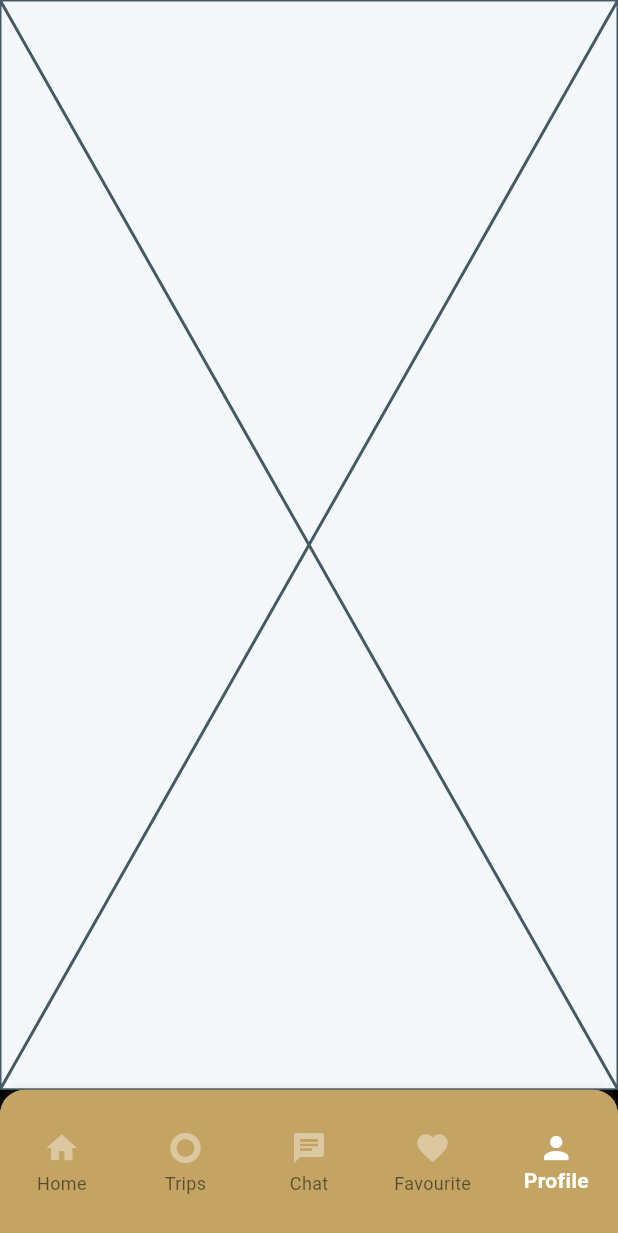
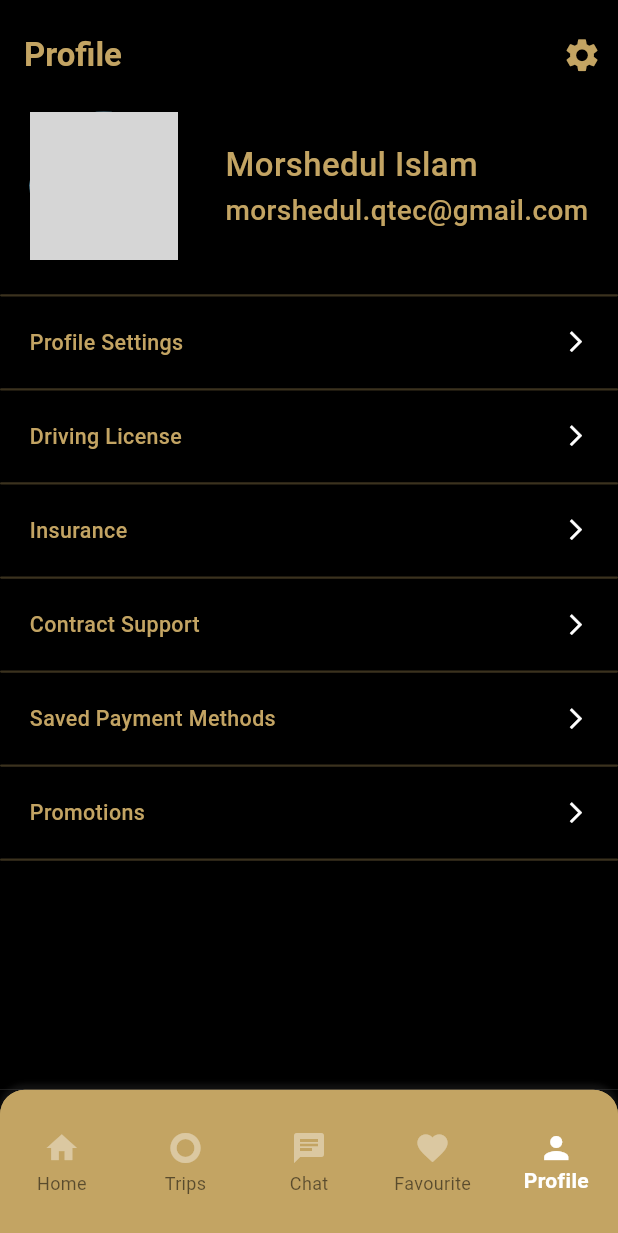
Before and after one commit to MunzurulAzam/parttime, a Flutter app: the screen it shows after launch, item 5 of the bottom bar chosen, on a phone screen of 412 x 824 dp. Shown: the top 1233 px of the screen. Run offline on Flutter 3.47's test engine with Material 3 defaults, Android fonts, the phone set to English and light mode, and no system bars; drawn by our look-alikes of auto_size_text; our stand-ins replace cached_network_image, flutter_riverpod, flutter_screenutil, flutter_svg, shared_preferences; generated files the repository leaves out were written again; network calls fail; Roboto replaces fonts that are missing (Poppins); key blocks and very long unbroken strings in the code were emptied for the run; grey boxes are pictures that could not be loaded.

Commit message:
profile_screen

```diff
--- a/lib/presentations/screens/profile/profile_screen.dart
+++ b/lib/presentations/screens/profile/profile_screen.dart
@@ -1,4 +1,9 @@
+import 'package:auto_size_text/auto_size_text.dart';
 import 'package:flutter/material.dart';
+import 'package:flutter_screenutil/flutter_screenutil.dart';
+import 'package:hotel_management/core/constants/colors/app_colors.dart';
+import 'package:hotel_management/presentations/widgets/custom_divider_bar.dart';
+import 'package:hotel_management/presentations/widgets/profile_photo.dart';
 
 class ProfileScreen extends StatefulWidget {
   const ProfileScreen({super.key});
@@ -10,6 +15,146 @@ class ProfileScreen extends StatefulWidget {
 class _ProfileScreenState extends State<ProfileScreen> {
   @override
   Widget build(BuildContext context) {
-    return const Placeholder();
+    return Scaffold(
+      backgroundColor: Colors.black,
+      appBar: AppBar(
+          backgroundColor: Colors.black,
+          title: AutoSizeText(
+            'Profile',
+            style: TextStyle(fontSize: 20.sp, color: AppColors.kPrimaryColor),
+          ),
+          actions: [
+            IconButton(
+              icon: const Icon(
+                Icons.settings,
+                color: AppColors.kPrimaryColor,
+              ),
+              onPressed: () {},
+            ),
+          ]),
+      body: Column(
+        children: [
+          Padding(
+            padding: EdgeInsets.symmetric(horizontal: 18.w),
+            child: Row(
+              mainAxisAlignment: MainAxisAlignment.spaceBetween,
+              children: [
+                ProfilePhoto(
+                  cornerRadius: 50.r,
+                  totalWidth: 90.w,
+                  color: AppColors.dark10,
+                  image: const NetworkImage(
+                    'https://i.pinimg.com/736x/c0/74/9b/c0749b7cc401421662ae901ec8f9f660.jpg',
+                  ),
+                ),
+                Column(
+                  crossAxisAlignment: CrossAxisAlignment.start,
+                  children: [
+                    AutoSizeText(
+                      'Morshedul Islam',
+                      style: TextStyle(fontSize: 20.sp, color: AppColors.kPrimaryColor),
+                      overflow: TextOverflow.ellipsis,
+                      maxLines: 1,
+                    ),
+                    1.verticalSpace,
+                    AutoSizeText(
+                      'morshedul.qtec@gmail.com',
+                      style: TextStyle(fontSize: 17.sp, color: AppColors.kPrimaryColor),
+                      overflow: TextOverflow.ellipsis,
+                      maxLines: 1,
+                    ),
+                  ],
+                ),
+              ],
+            ),
+          ),
+          20.verticalSpace,
+          CustomDividedBar(
+            color: AppColors.kPrimaryColor.withOpacity(0.3),
+          ),
+          Padding(
+            padding: EdgeInsets.symmetric(horizontal: 18.w),
+            child: const ProfileContents(
+              title: 'Profile Settings',
+            ),
+          ),
+          CustomDividedBar(
+            color: AppColors.kPrimaryColor.withOpacity(0.3),
+          ),
+          Padding(
+            padding: EdgeInsets.symmetric(horizontal: 18.w),
+            child: const ProfileContents(
+              title: 'Driving License',
+            ),
+          ),
+          CustomDividedBar(
+            color: AppColors.kPrimaryColor.withOpacity(0.3),
+          ),
+          Padding(
+            padding: EdgeInsets.symmetric(horizontal: 18.w),
+            child: const ProfileContents(
+              title: 'Insurance',
+            ),
+          ),
+          CustomDividedBar(
+            color: AppColors.kPrimaryColor.withOpacity(0.3),
+          ),
+          Padding(
+            padding: EdgeInsets.symmetric(horizontal: 18.w),
+            child: const ProfileContents(
+              title: 'Contract Support',
+            ),
+          ),
+          CustomDividedBar(
+            color: AppColors.kPrimaryColor.withOpacity(0.3),
+          ),
+          Padding(
+            padding: EdgeInsets.symmetric(horizontal: 18.w),
+            child: const ProfileContents(
+              title: 'Saved Payment Methods',
+            ),
+          ),
+          CustomDividedBar(
+            color: AppColors.kPrimaryColor.withOpacity(0.3),
+          ),
+          Padding(
+            padding: EdgeInsets.symmetric(horizontal: 18.w),
+            child: const ProfileContents(
+              title: 'Promotions',
+            ),
+          ),
+          CustomDividedBar(
+            color: AppColors.kPrimaryColor.withOpacity(0.3),
+          ),
+        ],
+      ),
+    );
   }
 }
+
+class ProfileContents extends StatelessWidget {
+  const ProfileContents({super.key, this.title});
+
+  final String? title;
+
+  @override
+  Widget build(BuildContext context) {
+    return Padding(
+      padding: EdgeInsets.symmetric(vertical: 18.h),
+      child: Row(
+        mainAxisAlignment: MainAxisAlignment.spaceBetween,
+        children: [
+          AutoSizeText(
+            title ?? '',
+            style: TextStyle(fontSize: 13.sp, color: AppColors.kPrimaryColor),
+          ),
+          Icon(
+            Icons.arrow_forward_ios,
+            color: AppColors.kWhiteColor,
+            size: 15.r,
+          ),
+        ],
+      ),
+    );
+  }
+}
--- /dev/null
+++ b/lib/presentations/widgets/custom_divider_bar.dart
@@ -0,0 +1,28 @@
+import 'package:flutter/material.dart';
+
+class CustomDividedBar extends StatelessWidget {
+  final EdgeInsetsGeometry? margin;
+  final Axis direction;
+  final double? size;
+  final Color? color;
+  const CustomDividedBar({
+    super.key,
+    this.margin,
+    this.direction = Axis.horizontal,
+    this.size,
+    this.color,
+  });
+
+  @override
+  Widget build(BuildContext context) {
+    return Container(
+      margin: margin,
+      width: direction == Axis.vertical ? 24 / 16 : size,
+      height: direction == Axis.horizontal ? 24 / 16 : size,
+      decoration: BoxDecoration(
+        color: color ?? Theme.of(context).colorScheme.onPrimaryContainer.withOpacity(0.5),
+        borderRadius: BorderRadius.circular(24 / 2),
+      ),
+    );
+  }
+}
--- /dev/null
+++ b/lib/presentations/widgets/profile_photo.dart
@@ -0,0 +1,232 @@
+import 'package:flutter/material.dart';
+
+class ProfilePhoto extends StatelessWidget {
+  /// Sets the total width and height of the widget.
+  final double totalWidth;
+
+  /// Sets the width of the outer edge of the ProfilePhoto. Default is 0. (inset from totalWidth).
+  final double outlineWidth;
+
+  /// Sets the radius of ProfilePhoto. Defualt is 10. (for a circle set equal to totalWidth).
+  final double cornerRadius;
+
+  /// Sets the color of the outer edge. If outlineWidth == 0, this doesn't do anything.
+  final Color outlineColor;
+
+  /// Sets the main color to show if there is no image.
+  final Color color;
+
+  /// onTap callback.
+  final VoidCallback? onTap;
+
+  /// onLongPress callback.
+  final VoidCallback? onLongPress;
+
+  /// users name, which can be showed or not in various ways using nameDisplayOptions.
+  final String name;
+
+  /// Font to use if a name is visible.
+  final String? fontFamily;
+
+  /// Font color to use if a name is visible.
+  final Color? fontColor;
+
+  /// Sets various ways a name can be shown. Defualt is initials.
+  final NameDisplayOptions? nameDisplayOption;
+
+  /// Sets the font weight of the name if visible.
+  final FontWeight? fontWeight;
+
+  /// Sets spacing (top, right, bottom & left) around name if its visible. Defualt is 10.
+  final int textPadding;
+
+  /// Image to be displayed.
+  final ImageProvider? image;
+
+  /// Bool to set if the name should be visible. By default, true if there is no image, false if there is an image set.
+  final bool? showName;
+
+  /// Image to be shown as a badge in the corner of the ProfilePhoto.
+  final ImageProvider? badgeImage;
+
+  /// Size of the badge. Default is 0.
+  final double badgeSize;
+
+  /// Alignment of the badge. Default is bottom right.
+  final Alignment badgeAlignment;
+   final Image? networkImageWithErrorBuilder;
+
+  const ProfilePhoto({
+    required this.totalWidth,
+    required this.color,
+    this.outlineWidth = 0,
+    this.cornerRadius = 10,
+    this.outlineColor = Colors.lightBlue,
+    this.onTap,
+    this.onLongPress,
+    this.name = '',
+    this.nameDisplayOption = NameDisplayOptions.initials,
+    this.fontColor,
+    this.fontFamily,
+    this.fontWeight,
+    this.textPadding = 10,
+    this.image,
+    this.showName,
+    this.badgeAlignment = Alignment.bottomRight,
+    this.badgeImage,
+    this.badgeSize = 0,
+    this.networkImageWithErrorBuilder,
+    Key? key,
+  }) : super(key: key);
+
+  @override
+  Widget build(BuildContext context) {
+    String initials = '';
+    String firstName = '';
+    String lastName = '';
+    String textToShow = '';
+    bool showText = true;
+    String name1 = name;
+
+    if (name1 != '') {
+      if (name1.trim().contains(' ')) {
+        name1 = name.trim();
+        firstName = name.substring(0, name.indexOf(' '));
+        lastName = name.substring(name.indexOf(' ') + 1, name.length);
+        initials =
+        '${name.substring(0, 1)}${name.substring(name.indexOf(' ') + 1, name.indexOf(' ') + 2)}';
+      } else {
+        firstName = name;
+        lastName = name;
+        initials = name.substring(0, 1);
+      }
+    } else {
+      initials = ' ';
+    }
+
+    switch (nameDisplayOption) {
+      case NameDisplayOptions.firstName:
+        textToShow = firstName;
+        break;
+      case NameDisplayOptions.lastName:
+        textToShow = lastName;
+        break;
+      case NameDisplayOptions.initials:
+        textToShow = initials;
+        break;
+      case NameDisplayOptions.dontChange:
+        textToShow = name;
+        break;
+      case NameDisplayOptions.splitFullName:
+        textToShow = '$firstName\r\n$lastName';
+        break;
+      default:
+        textToShow = ' ';
+        break;
+    }
+
+    if (image != null) {
+      showText = showName == null ? false : showName!;
+    } else if (image == null) {
+      showText = showName == null ? true : showName!;
+    }
+
+    return GestureDetector(
+      onTap: onTap ?? () {},
+      onLongPress: onLongPress ?? () {},
+      child: Stack(
+        alignment: Alignment.center,
+        children: [
+          // background circle as outline
+          Container(
+            width: totalWidth,
+            height: totalWidth,
+            decoration: BoxDecoration(
+              borderRadius: BorderRadius.circular(cornerRadius),
+              color: outlineColor,
+            ),
+          ),
+
+          // circle on top for main circle
+          Container(
+            width: (totalWidth) - (outlineWidth * 2) > 0
+                ? (totalWidth) - (outlineWidth * 2)
+                : 0,
+            height: (totalWidth) - (outlineWidth * 2) > 0
+                ? (totalWidth) - (outlineWidth * 2)
+                : 0,
+            decoration: BoxDecoration(
+              borderRadius: cornerRadius - outlineWidth > 0
+                  ? BorderRadius.circular(cornerRadius - (outlineWidth))
+                  : BorderRadius.circular(cornerRadius),
+              color: color,
+            ),
+            child: image != null
+                ? ClipRRect(
+              borderRadius: cornerRadius - outlineWidth > 0
+                  ? BorderRadius.circular(cornerRadius - (outlineWidth))
+                  : BorderRadius.circular(cornerRadius),
+              child: networkImageWithErrorBuilder ?? Image(image: image!),
+            )
+                : null,
+          ),
+
+          // Top text layer
+          if (showText)
+            Container(
+              width: (totalWidth) - (outlineWidth * 2) - (textPadding * 2) > 0
+                  ? (totalWidth) - (outlineWidth * 2) - (textPadding * 2)
+                  : 0,
+              height: (totalWidth) - (outlineWidth * 2) - (textPadding * 2) > 0
+                  ? (totalWidth) - (outlineWidth * 2) - (textPadding * 2)
+                  : 0,
+              alignment: Alignment.center,
+              child: FittedBox(
+                fit: BoxFit.scaleDown,
+                child: Text(
+                  textToShow,
+                  maxLines: 2,
+                  textAlign: TextAlign.center,
+                  style: TextStyle(
+                    fontSize: 200,
+                    fontWeight: fontWeight,
+                    color: fontColor,
+                    fontFamily: fontFamily,
+                  ),
+                ),
+              ),
+            ),
+          // if there is a badgeImage to show
+          if (badgeImage != null)
+            SizedBox(
+              width: totalWidth,
+              height: totalWidth,
+              child: Align(
+                alignment: badgeAlignment,
+                child: SizedBox(
+                  width: badgeSize,
+                  height: badgeSize,
+                  child: badgeImage != null ? Image(image: badgeImage!) : null,
+                ),
+              ),
+            ),
+        ],
+      ),
+    );
+  }
+}
+
+/// Display options for nameDisplayOption
+///
+/// firstName only shows the first name.
+/// lastName only shows the last name.
+/// splitFullName shows first name and last name on 2 lines.
+/// initals shows the users initals.
+/// dontChange shows the name exactly as typed.
+enum NameDisplayOptions {
+  firstName,
+  lastName,
+  splitFullName,
+  initials,
+  dontChange
+}
```
